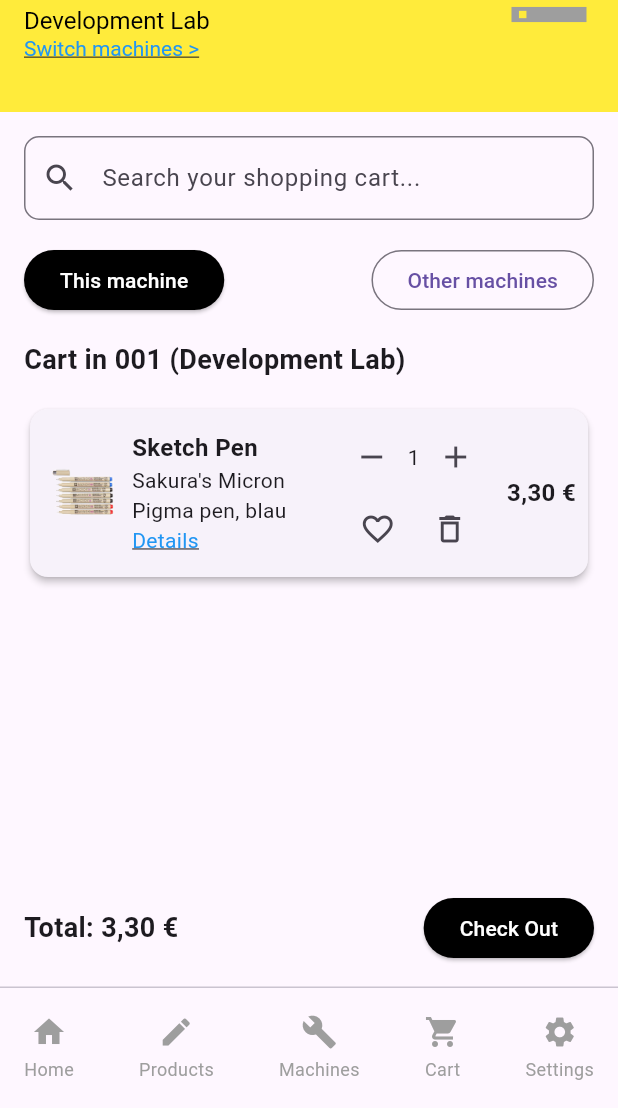
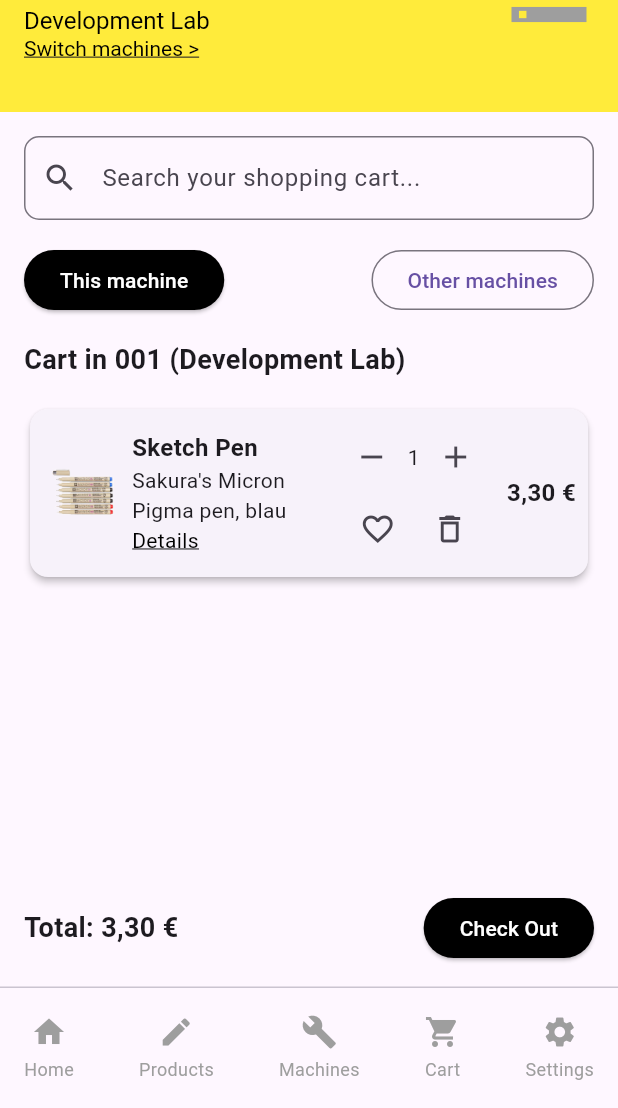
Before and after one commit to MatusOremus123/ModularGO, a Flutter app: the ProductInfoPage screen opened directly with empty values, item 5 of the bottom bar chosen, after a tap on "Cart", on a phone screen of 412 x 824 dp, the part 128-1236 px from its top. Run offline on Flutter 3.47's test engine with Material 3 defaults, Android fonts, the light colour scheme and no system bars.

Commit message:
really small changes to colors

```diff
--- a/lib/screens/ProductDetailsPage.dart
+++ b/lib/screens/ProductDetailsPage.dart
@@ -73,7 +73,7 @@ class _ProductInfoPageState extends State<ProductInfoPage> {
     return Scaffold(
       appBar: AppBar(
         title: Text(widget.productName),
-        backgroundColor: const Color(0xFFE31C19), // Red color
+        backgroundColor: const Color(0xFFFFC107),
       ),
       body: Column(
         children: [
@@ -82,7 +82,7 @@ class _ProductInfoPageState extends State<ProductInfoPage> {
             padding: const EdgeInsets.all(16.0),
             child: Image.asset(
               widget.productImage,
-              height: screenHeight * 0.26,
+              height: screenHeight * 0.22,
               fit: BoxFit.contain,
             ),
           ),
--- a/lib/screens/cart_page.dart
+++ b/lib/screens/cart_page.dart
@@ -3,7 +3,7 @@ import 'shop_page.dart';
 import 'product_page.dart';
 import 'vending_machines_page.dart';
 import 'settings_page.dart';
-import 'check_out_page.dart'; // Import the CheckOutPage
+import 'check_out_page.dart';
 
 class CartPage extends StatelessWidget {
   @override
@@ -50,7 +50,7 @@ class CartPage extends StatelessWidget {
                 'Switch machines >',
                 style: TextStyle(
                   fontSize: 14,
-                  color: Colors.blue,
+                  color: Colors.black,
                   decoration: TextDecoration.underline,
                 ),
               ),
@@ -159,7 +159,7 @@ class CartPage extends StatelessWidget {
                                   'Details',
                                   style: TextStyle(
                                     fontSize: 14,
-                                    color: Colors.blue,
+                                    color: Colors.black,
                                     decoration: TextDecoration.underline,
                                   ),
                                 ),
```
